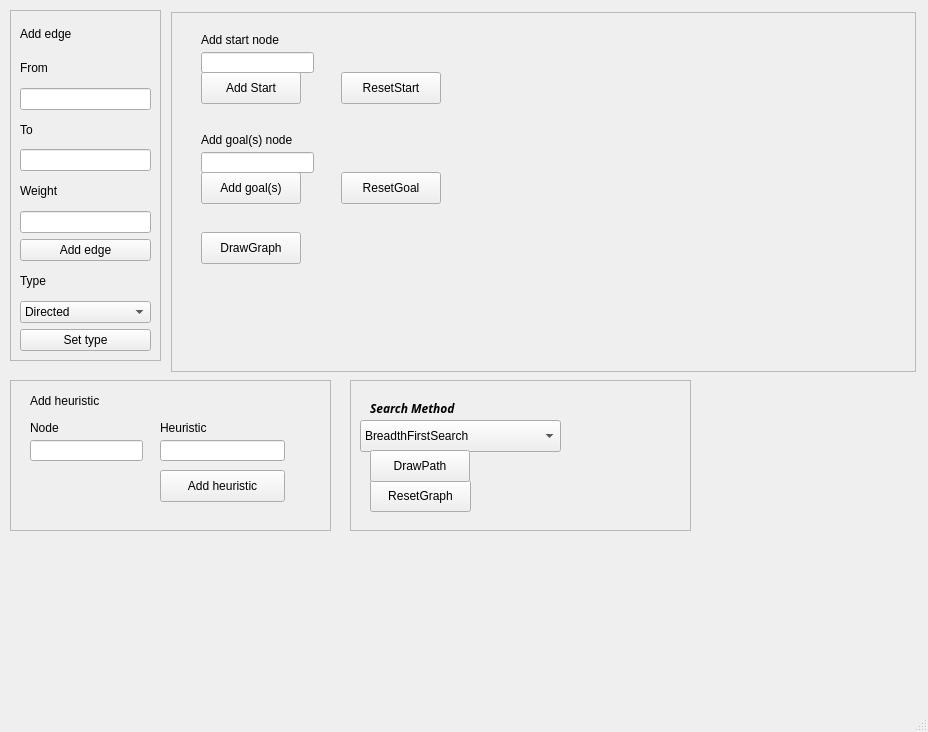
The window that src/WelcomeScreen.ui (KarimAshraf21/ai-project) describes before a commit, drawn with Qt 5.
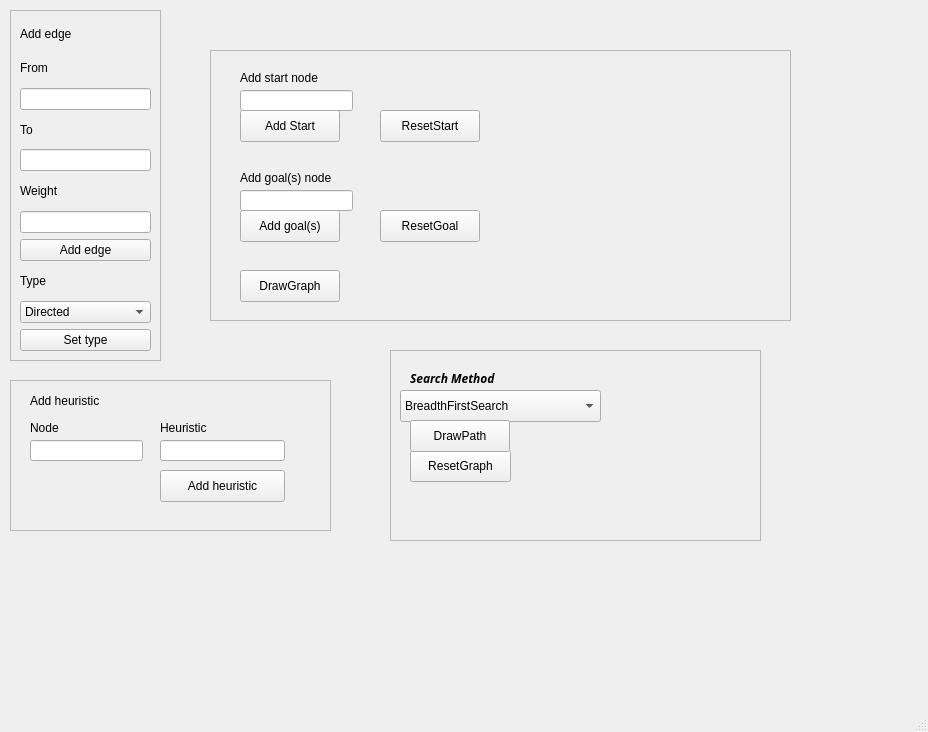
The same window after the commit. Icons and pictures are not drawn.

The edit to the form file:
```diff
--- a/src/WelcomeScreen.ui
+++ b/src/WelcomeScreen.ui
@@ -13,14 +13,17 @@
   <property name="windowTitle">
    <string>MainWindow</string>
   </property>
+  <property name="styleSheet">
+   <string notr="true">background-image: url(:/newPrefix/Optimized-AI_image_Google-1024x576.jpg);</string>
+  </property>
   <widget class="QWidget" name="centralwidget">
    <widget class="QFrame" name="frame_3">
     <property name="geometry">
      <rect>
-      <x>171</x>
-      <y>12</y>
-      <width>745</width>
-      <height>360</height>
+      <x>210</x>
+      <y>50</y>
+      <width>581</width>
+      <height>271</height>
      </rect>
     </property>
     <property name="frameShape">
@@ -51,6 +54,9 @@
        <height>21</height>
       </rect>
      </property>
+     <property name="text">
+      <string/>
+     </property>
     </widget>
     <widget class="QLabel" name="label_7">
      <property name="geometry">
@@ -74,6 +80,9 @@
        <height>21</height>
       </rect>
      </property>
+     <property name="text">
+      <string/>
+     </property>
     </widget>
     <widget class="QPushButton" name="AddStartNodeButton">
      <property name="geometry">
@@ -153,12 +162,15 @@
    <widget class="QFrame" name="frame_2">
     <property name="geometry">
      <rect>
-      <x>350</x>
-      <y>380</y>
-      <width>341</width>
-      <height>151</height>
+      <x>390</x>
+      <y>350</y>
+      <width>371</width>
+      <height>191</height>
      </rect>
     </property>
+    <property name="autoFillBackground">
+     <bool>false</bool>
+    </property>
     <property name="frameShape">
      <enum>QFrame::StyledPanel</enum>
     </property>
@@ -217,6 +229,7 @@
      <property name="font">
       <font>
        <family>.AppleTraditionalChineseFont</family>
+       <weight>75</weight>
        <italic>true</italic>
        <bold>true</bold>
        <underline>false</underline>
@@ -248,6 +261,9 @@
        <height>32</height>
       </rect>
      </property>
+     <property name="autoFillBackground">
+      <bool>false</bool>
+     </property>
      <property name="text">
       <string>DrawPath</string>
      </property>
```
Left out of the diff: 18 changed lines with no effect on the pictures.
